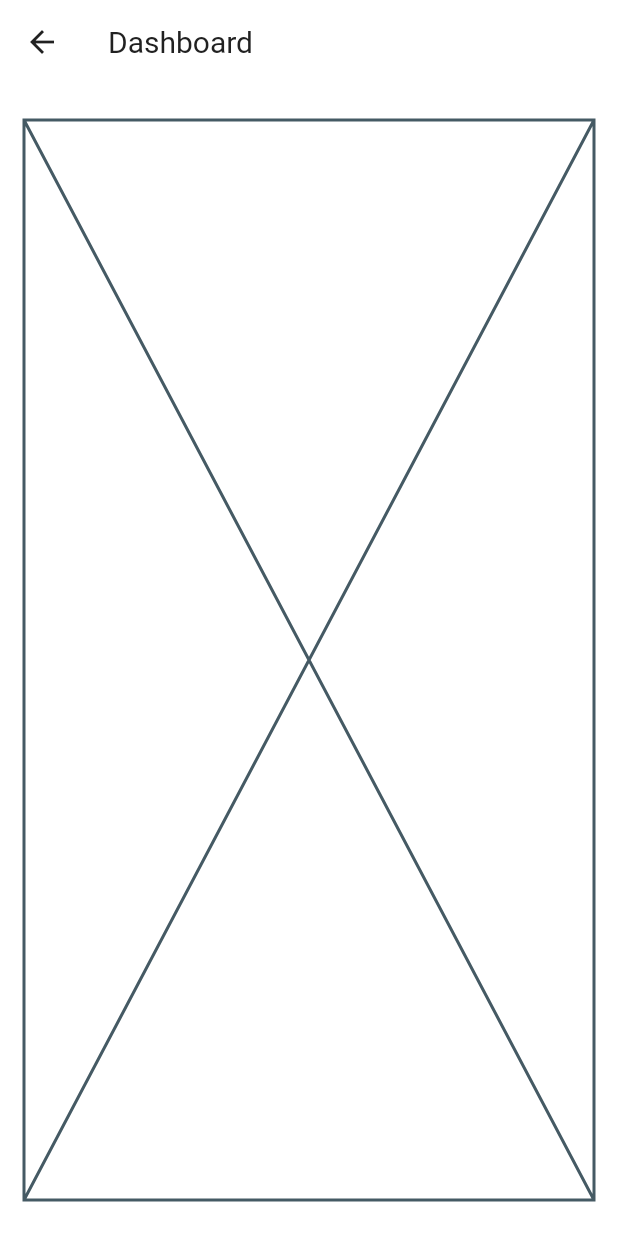
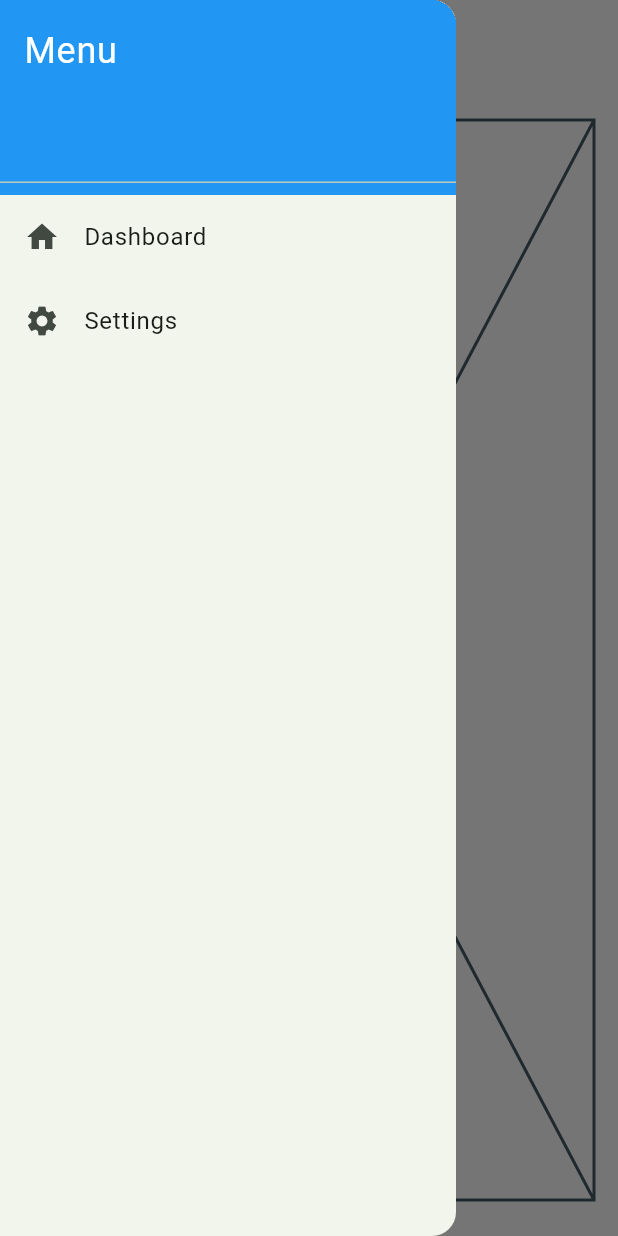
Before and after one commit to Felipe-Borba/my_kakeibo, a Flutter app: the DashboardView screen opened by its route, with the side drawer open (before the commit the screen has no drawer), on a phone screen of 412 x 824 dp. Run offline on Flutter 3.47's test engine with Material 3 defaults, Android fonts, the phone set to English and light mode, and no system bars; our stand-ins replace cloud_firestore, firebase_auth, firebase_core, flutter_modular, shared_preferences; accounts and stored records are empty; generated files the repository leaves out were written again.

Commit message:
feature: add drawer

```diff
--- /dev/null
+++ b/lib/core/components/drawer_custom.dart
@@ -0,0 +1,48 @@
+import 'package:flutter/material.dart';
+import 'package:flutter_modular/flutter_modular.dart';
+import 'package:my_kakeibo/presentation/settings/settings_view.dart';
+import 'package:my_kakeibo/presentation/user/dashboard/dashboard_view.dart';
+
+class DrawerCustom extends StatelessWidget {
+  const DrawerCustom({
+    super.key,
+  });
+
+  @override
+  Widget build(BuildContext context) {
+    return Drawer(
+      child: ListView(
+        padding: EdgeInsets.zero,
+        children: [
+          Container(
+            height: 130,
+            color: Colors.blue,
+            child: const DrawerHeader(
+              child: Text(
+                'Menu',
+                style: TextStyle(
+                  color: Colors.white,
+                  fontSize: 24,
+                ),
+              ),
+            ),
+          ),
+          ListTile(
+            leading: const Icon(Icons.home),
+            title: const Text('Dashboard'),
+            onTap: () {
+              Modular.to.navigate(DashboardView.routeName);
+            },
+          ),
+          ListTile(
+            leading: const Icon(Icons.settings),
+            title: const Text('Settings'),
+            onTap: () {
+              Modular.to.navigate(SettingsView.routeName);
+            },
+          ),
+        ],
+      ),
+    );
+  }
+}
--- a/lib/presentation/settings/settings_view.dart
+++ b/lib/presentation/settings/settings_view.dart
@@ -1,5 +1,6 @@
 import 'package:flutter/material.dart';
 import 'package:flutter_modular/flutter_modular.dart';
+import 'package:my_kakeibo/core/components/drawer_custom.dart';
 
 import 'settings_controller.dart';
 
@@ -16,6 +17,7 @@ class SettingsView extends StatelessWidget {
       appBar: AppBar(
         title: const Text('Settings'),
       ),
+      drawer: const DrawerCustom(),
       body: Padding(
         padding: const EdgeInsets.all(16),
         child: DropdownButton<ThemeMode>(
--- a/lib/presentation/user/dashboard/dashboard_view.dart
+++ b/lib/presentation/user/dashboard/dashboard_view.dart
@@ -1,6 +1,7 @@
 import 'package:flutter/material.dart';
 import 'package:flutter_modular/flutter_modular.dart';
 import 'package:my_kakeibo/core/components/app_bar_custom.dart';
+import 'package:my_kakeibo/core/components/drawer_custom.dart';
 import 'package:my_kakeibo/presentation/user/login/login_controller.dart';
 
 class DashboardView extends StatelessWidget {
@@ -15,7 +16,7 @@ class DashboardView extends StatelessWidget {
     return ListenableBuilder(
       listenable: controller,
       builder: (BuildContext context, Widget? child) {
-        return const Scaffold(
+        return  const Scaffold(
           appBar: AppBarCustom(
             title: "Dashboard",
           ),
@@ -23,6 +24,7 @@ class DashboardView extends StatelessWidget {
             padding: EdgeInsetsDirectional.fromSTEB(16, 24, 16, 24),
             child: Placeholder(),
           ),
+          drawer: DrawerCustom(),
         );
       },
     );
```
